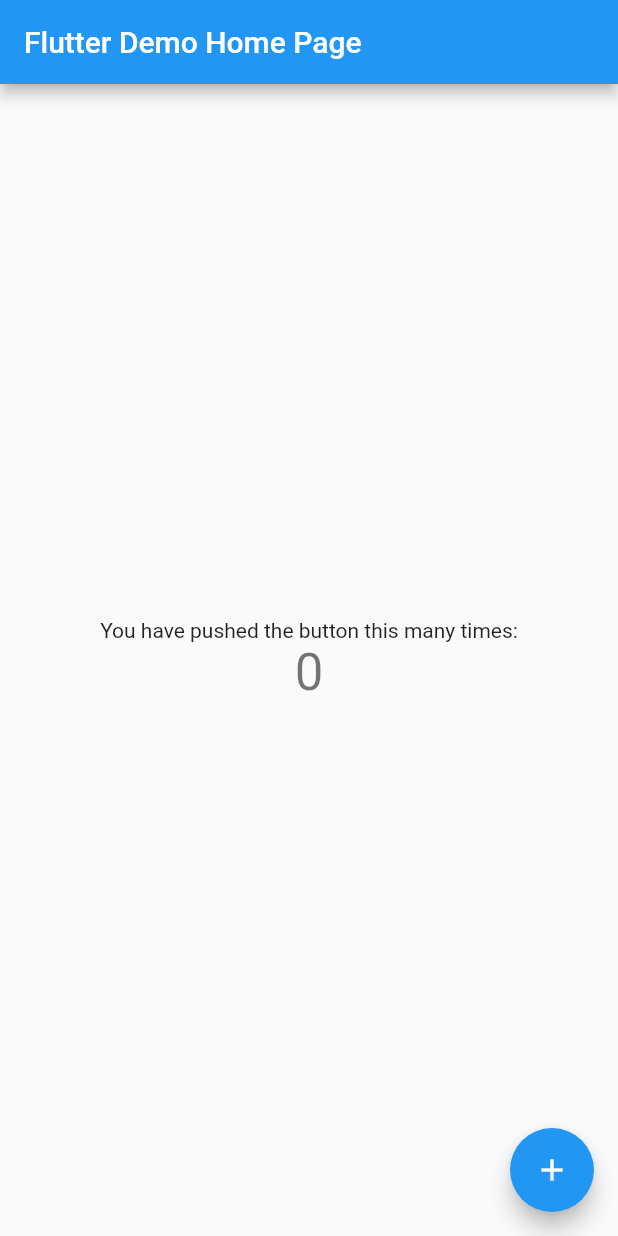
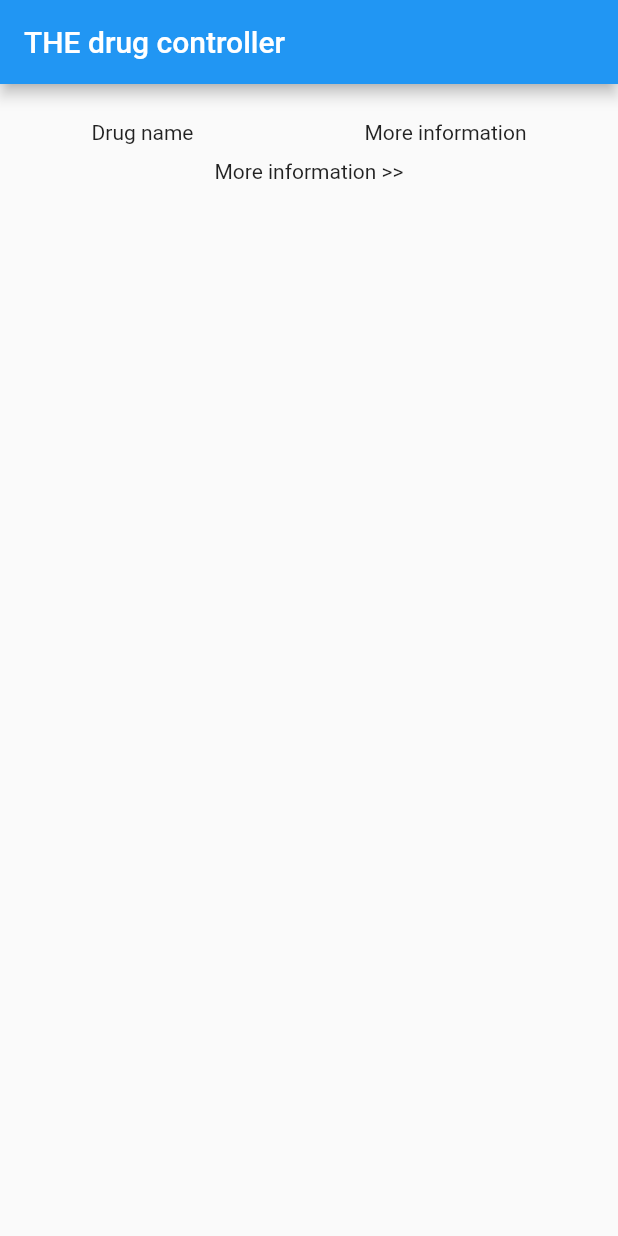
Before and after one commit to hromero99/drugs, a Flutter app: the screen it shows after launch, on a phone screen of 412 x 824 dp. Run offline on Flutter 3.47's test engine with Material 2 defaults, Android fonts, the phone set to English and light mode, and no system bars.

Commit message:
Start working on drug card for main screen carousel

```diff
--- a/lib/main.dart
+++ b/lib/main.dart
@@ -1,4 +1,5 @@
 import 'package:flutter/material.dart';
+import 'screens/principal.dart';
 
 void main() {
   runApp(MyApp());
@@ -26,7 +27,7 @@ class MyApp extends StatelessWidget {
         // closer together (more dense) than on mobile platforms.
         visualDensity: VisualDensity.adaptivePlatformDensity,
       ),
-      home: MyHomePage(title: 'Flutter Demo Home Page'),
+      home: HomePage(),
     );
   }
 }
--- /dev/null
+++ b/lib/screens/principal.dart
@@ -0,0 +1,24 @@
+import 'package:flutter/material.dart';
+import 'package:the_drugs/widget/drug.dart';
+
+class HomePage extends StatefulWidget {
+  @override
+  _HomePageState createState() => _HomePageState();
+}
+
+class _HomePageState extends State<HomePage> {
+  @override
+  Widget build(BuildContext context) {
+    return Scaffold(
+      appBar: AppBar(
+        title: Text("THE drug controller"),
+      ),
+      body: Center(
+        child: Padding(
+          padding: EdgeInsets.only(top: 20.0),
+          child: DrugCard()
+        )
+      ),
+    );
+  }
+}
--- /dev/null
+++ b/lib/widget/drug.dart
@@ -0,0 +1,26 @@
+import 'package:flutter/material.dart';
+
+class DrugCard extends StatelessWidget {
+  @override
+  Widget build(BuildContext context) {
+    return Card(
+      elevation: 0,
+      color: Colors.transparent,
+      child: Container(
+        child: Column(
+          children: [
+            Row(
+              mainAxisAlignment: MainAxisAlignment.spaceAround,
+              children: [
+                Text("Drug name"),
+                Text("More information")
+              ],
+            ),
+            SizedBox(height: 10),
+            Text("More information >>")
+          ],
+        ),
+      ),
+    );
+  }
+}
```
